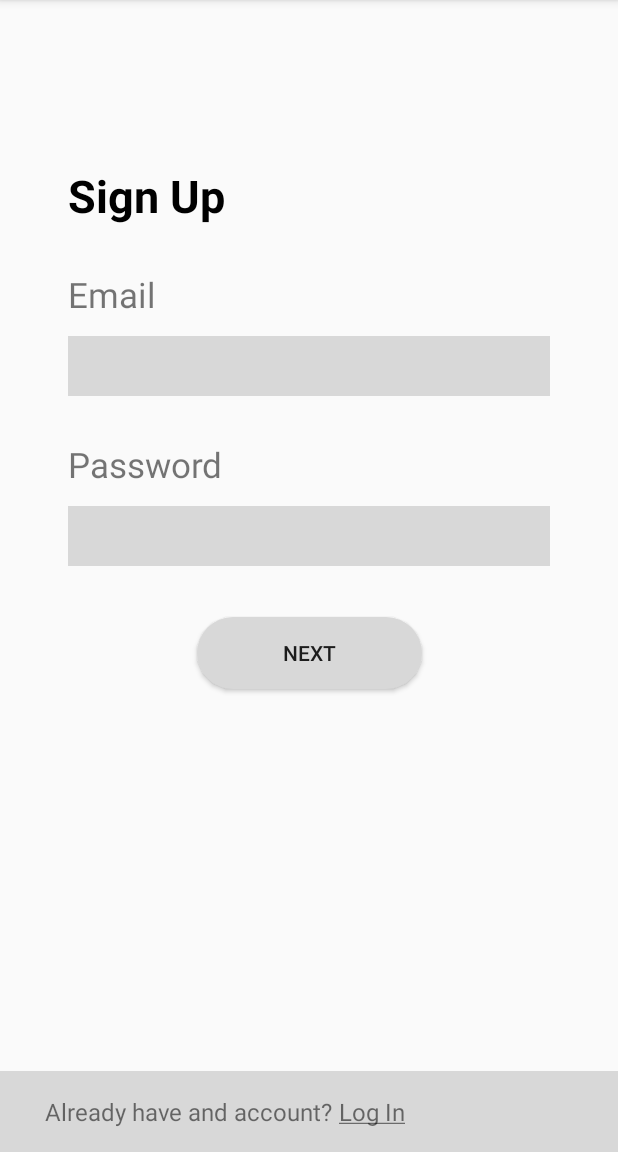
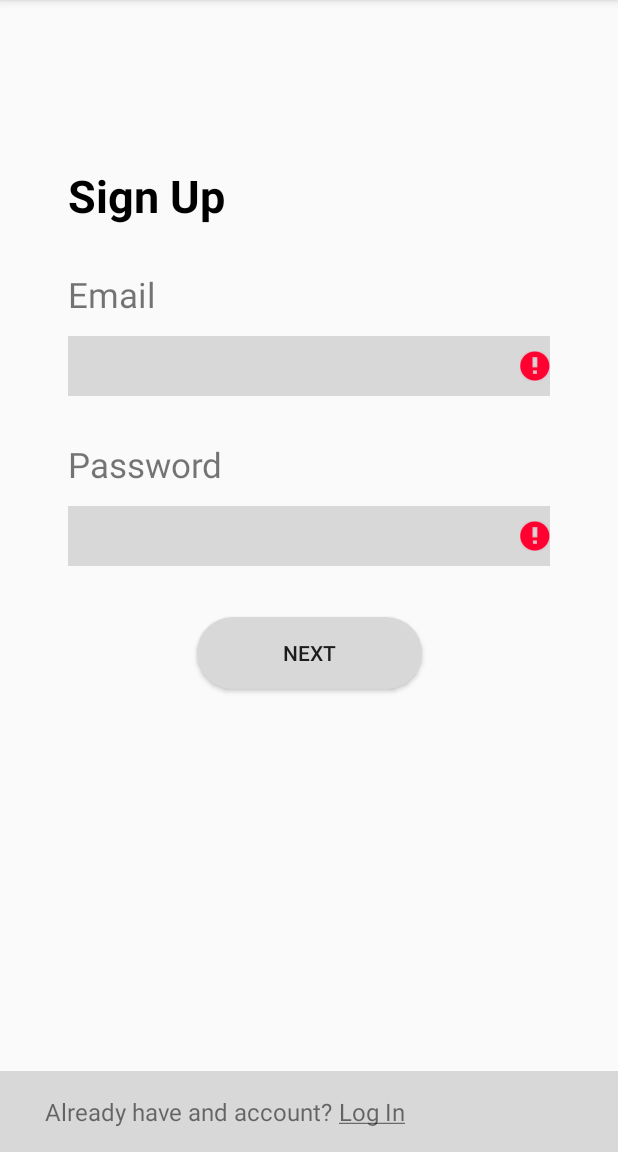
Before and after one commit to dyc-github/timely, an Android app: the SignUpFragment screen opened through its navigation route, after a tap on "NEXT", on a phone screen of 412 x 824 dp, the part 84-1236 px from its top. Run offline under Robolectric (Android 15) with nearby library versions, the phone set to English and light mode, and no system bars; our stand-ins replace Dagger/Hilt's generated code, Firebase (no records; nobody signed in at launch, a user with empty details on screens opened directly).

Commit message:
fixed verification etc.

```diff
--- /dev/null
+++ b/app/src/main/java/timely/com/timely/enums/InvalidInput.kt
@@ -0,0 +1,5 @@
+package timely.com.timely.enums
+
+enum class InvalidInput {
+    INVALIDBOTH, INVALIDEMAIL, INVALIDPASSWORD
+}
--- a/app/src/main/java/timely/com/timely/fragments/SignUpFragment.kt
+++ b/app/src/main/java/timely/com/timely/fragments/SignUpFragment.kt
@@ -5,11 +5,14 @@ import android.view.LayoutInflater
 import android.view.View
 import android.view.ViewGroup
 import androidx.appcompat.app.AppCompatActivity
+import androidx.constraintlayout.widget.ConstraintLayout
 import androidx.fragment.app.Fragment
+import com.google.android.material.snackbar.Snackbar
 import kotlinx.android.synthetic.main.fragment_onbaording_launch.sign_up_button
 import kotlinx.android.synthetic.main.fragment_sign_up.*
 import timely.com.timely.R
 import timely.com.timely.TimelyApplication
+import timely.com.timely.enums.InvalidInput
 import timely.com.timely.vms.SignUpFragmentViewModel
 import javax.inject.Inject
 
@@ -26,8 +29,36 @@ class SignUpFragment : Fragment() {
         super.onViewCreated(view, savedInstanceState)
         ((context as AppCompatActivity).application as TimelyApplication).component.inject(this)
 
-        viewModel.showSpinnerAndMakeUIUnresponsiveCallback = {
-            // show SPINNER
+        viewModel.showSpinnerAndMakeUIUnresponsiveCallback = { showSpinner ->
+            if(showSpinner) {
+                progress_spinner.visibility = View.VISIBLE
+                loading_back.visibility = View.VISIBLE
+                email_edit_text.isEnabled = false
+                password_edit_text.isEnabled = false
+                sign_up_button.isEnabled = false
+            }
+            else{
+                progress_spinner.visibility = View.INVISIBLE
+                loading_back.visibility = View.INVISIBLE
+                email_edit_text.isEnabled = true
+                password_edit_text.isEnabled = true
+                sign_up_button.isEnabled = true
+            }
+        }
+
+        viewModel.inputError = { invalidInput ->
+            //Based off input give UI error
+            if(invalidInput == InvalidInput.INVALIDEMAIL || invalidInput == InvalidInput.INVALIDBOTH){
+                email_edit_text.setError("Ya messed up the email ya dimwit")
+            }
+            if(invalidInput == InvalidInput.INVALIDPASSWORD || invalidInput == InvalidInput.INVALIDBOTH){
+                password_edit_text.setError("The paasword's wrong ya retard")
+            }
+        }
+
+        viewModel.toastOutputCallbackFail = {
+            val snackbar = Snackbar.make(signupview, "This is Simple Snackbar", Snackbar.LENGTH_SHORT)
+            snackbar.show()
         }
 
 
--- a/app/src/main/java/timely/com/timely/vms/SignUpFragmentViewModelImpl.kt
+++ b/app/src/main/java/timely/com/timely/vms/SignUpFragmentViewModelImpl.kt
@@ -4,15 +4,19 @@ import android.text.TextUtils
 import android.util.Patterns
 import androidx.lifecycle.ViewModel
 import timely.com.timely.activities.MainActivity
+import timely.com.timely.enums.InvalidInput
 import timely.com.timely.helpers.ActivityLauncher
 import timely.com.timely.helpers.FirebaseAuthenticationHelper
 
+
 class SignUpFragmentViewModelImpl(
     private val firebaseAuthHelper: FirebaseAuthenticationHelper,
-    private val activityLauncher: ActivityLauncher
-) : SignUpFragmentViewModel, ViewModel() {
+    private val activityLauncher: ActivityLauncher) : SignUpFragmentViewModel, ViewModel() {
 
-    override var showSpinnerAndMakeUIUnresponsiveCallback: () -> Unit = {}
+    override var inputError: (InvalidInput) -> Unit = {}
+    override var showSpinnerAndMakeUIUnresponsiveCallback: (Boolean) -> Unit = {}
+    override var toastOutputCallbackFail: () -> Unit = {}
+
 
     override fun createAccountIfValid(email: String, password: String) {
         when {
@@ -20,25 +24,26 @@ class SignUpFragmentViewModelImpl(
                 createAccount(email, password)
             }
             !isValidEmail(email) && password.length < 7 -> {
-                // show both errors
+                inputError(InvalidInput.INVALIDBOTH)
             }
             !isValidEmail(email) -> {
-                // show email error
+                inputError(InvalidInput.INVALIDEMAIL)
             }
             else -> {
-                // show password error
+                inputError(InvalidInput.INVALIDPASSWORD)
             }
         }
     }
 
     private val createAccountCallback: (Boolean) -> Unit = { isSuccessful ->
-        // stop the spinner + make UI responsive
+        // stop the spinner + make UI responsive (do I really have to do this?)
+        showSpinnerAndMakeUIUnresponsiveCallback(false)
         if (isSuccessful) {
             // start activity
             activityLauncher.startActivity(MainActivity::class.java)
         } else {
-            // show error in sign up screen
-        }
+            toastOutputCallbackFail.invoke()
+            }
     }
 
     private fun isValidEmail(target: CharSequence): Boolean {
@@ -47,12 +52,14 @@ class SignUpFragmentViewModelImpl(
 
     private fun createAccount(email: String, password: String) {
         firebaseAuthHelper.createAccount(email, password, createAccountCallback)
-        showSpinnerAndMakeUIUnresponsiveCallback.invoke()
+        showSpinnerAndMakeUIUnresponsiveCallback(true)
     }
 }
 
 
 interface SignUpFragmentViewModel {
     fun createAccountIfValid(email: String, password: String)
-    var showSpinnerAndMakeUIUnresponsiveCallback: () -> Unit
+    var showSpinnerAndMakeUIUnresponsiveCallback: (Boolean) -> Unit
+    var inputError: (InvalidInput) -> Unit
+    var toastOutputCallbackFail:() -> Unit
 }
--- a/app/src/main/res/layout/fragment_sign_up.xml
+++ b/app/src/main/res/layout/fragment_sign_up.xml
@@ -7,6 +7,7 @@
              tools:context=".fragments.SignUpFragment">
 
     <androidx.constraintlayout.widget.ConstraintLayout
+        android:id="@+id/signupview"
         android:layout_width="match_parent"
         android:layout_height="match_parent">
 
@@ -22,6 +23,7 @@
             android:text="@string/sign_up"
             android:textAppearance="@style/TimelyTitleStyle"
             android:gravity="center_horizontal"/>
+
 
         <TextView
             android:id="@+id/email_hint"
@@ -41,6 +43,7 @@
             android:layout_marginLeft="45dp"
             android:layout_marginRight="45dp"
             android:layout_height="40dp"
+            android:enabled="true"
             app:layout_constraintTop_toBottomOf="@+id/email_hint"
             android:layout_marginTop="12dp"
             android:background="@color/standardGray"
@@ -77,6 +80,7 @@
             app:layout_constraintStart_toStartOf="parent"
             app:layout_constraintEnd_toEndOf="parent"
             app:layout_constraintTop_toBottomOf="@id/password_edit_text"
+            android:enabled="true"
             android:layout_marginBottom="54dp"
             android:background="@drawable/rounded_corners"
             android:text="@string/next"/>
@@ -107,5 +111,30 @@
                 android:layout_gravity="center_vertical"/>
 
         </LinearLayout>
+
+        <RelativeLayout
+            android:id="@+id/loading_back"
+            android:layout_width="match_parent"
+            android:layout_height="match_parent"
+            android:background="#80333333"
+            android:visibility="invisible"
+            android:orientation="vertical"
+            android:translationZ="2dp"
+            app:layout_constraintStart_toStartOf="parent"
+            app:layout_constraintTop_toTopOf="parent">
+        </RelativeLayout>
+
+        <ProgressBar
+            android:id="@+id/progress_spinner"
+            android:layout_width="wrap_content"
+            android:layout_height="wrap_content"
+            android:visibility="invisible"
+            android:translationZ="2dp"
+            app:layout_constraintTop_toTopOf="parent"
+            app:layout_constraintBottom_toBottomOf="parent"
+            app:layout_constraintStart_toStartOf="parent"
+            app:layout_constraintEnd_toEndOf="parent"
+        />
     </androidx.constraintlayout.widget.ConstraintLayout>
+
 </FrameLayout>
```
